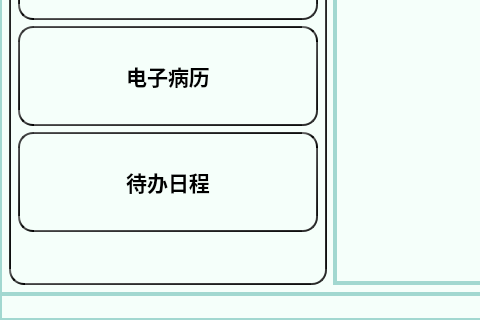
This is PEIS_Client/staffmainwindow.ui in ooohhhj/PEIS as Qt 5 draws it before an edit; both pictures show x 0 to 480 and y 369 to 689 of the 941 by 689 pixel window. The edited form follows.
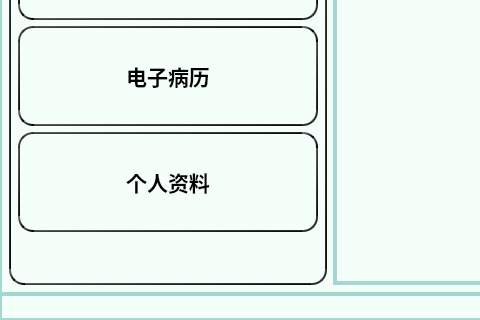
This is the edited form. Icons and pictures are not drawn.

What changed in the file:
```diff
--- a/PEIS_Client/staffmainwindow.ui
+++ b/PEIS_Client/staffmainwindow.ui
@@ -354,7 +354,7 @@
               <string/>
              </property>
              <property name="text">
-              <string>待办日程</string>
+              <string>个人资料</string>
              </property>
              <property name="icon">
               <iconset resource="../Resource/icom.qrc">
```
